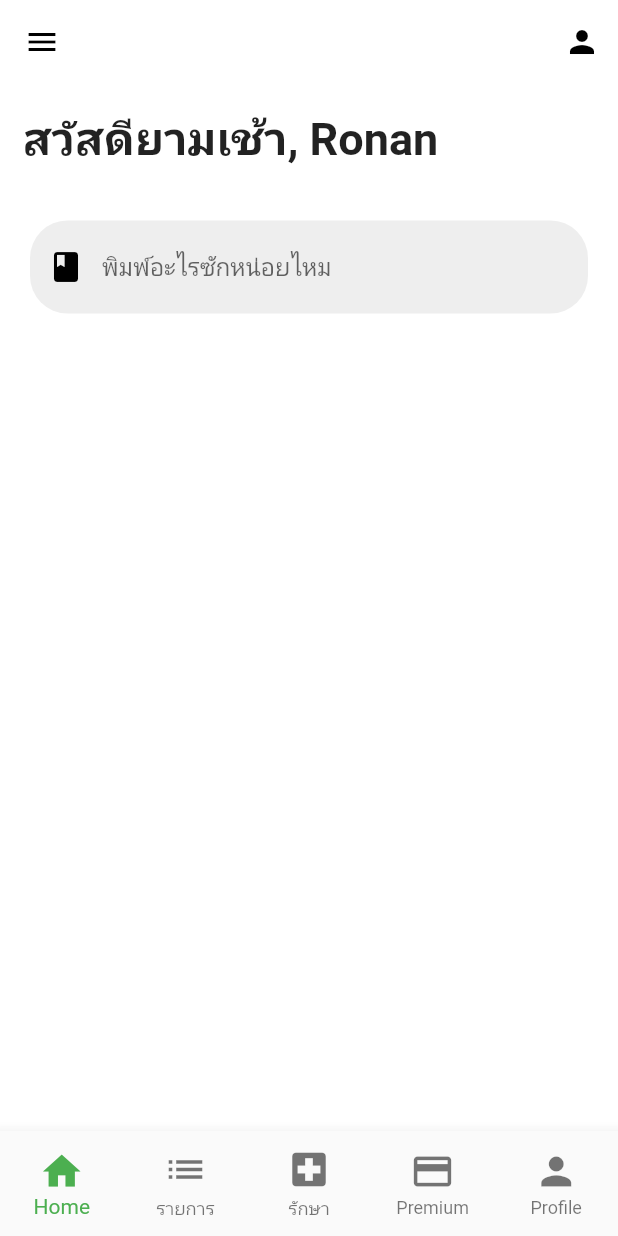
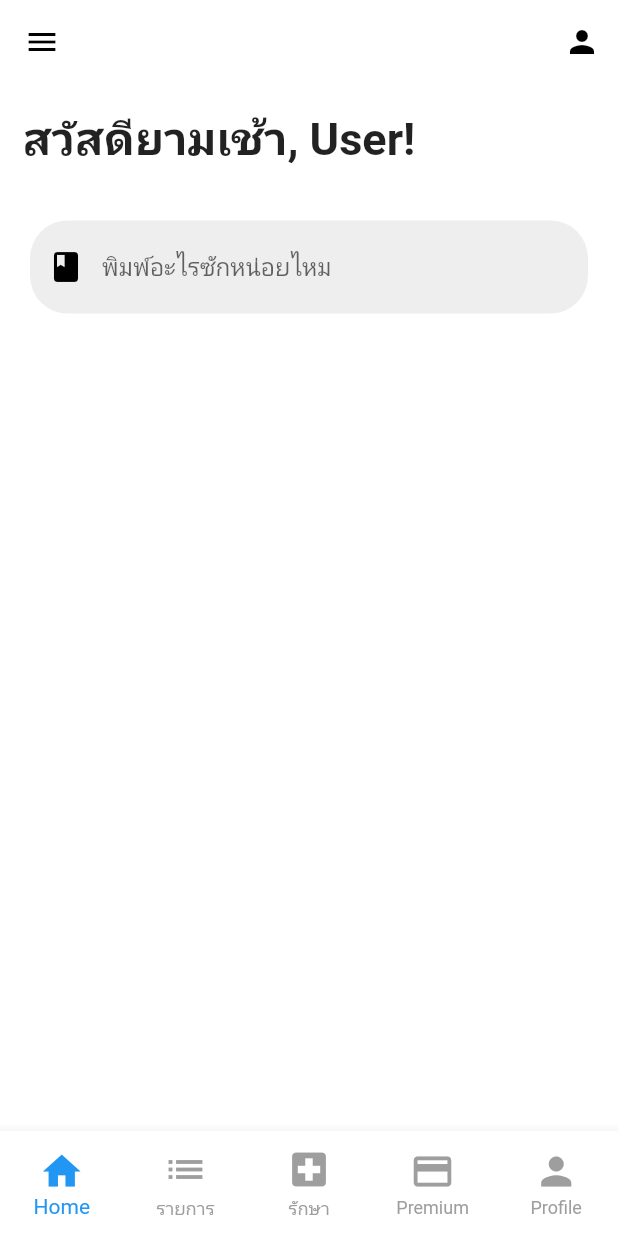
Before and after one commit to Zombie9904/MINEFUL, a Flutter app: the Home screen opened directly, on a phone screen of 412 x 824 dp. Run offline on Flutter 3.47's test engine with Material 2 defaults, Android fonts, the light colour scheme and no system bars.

Commit message:
Co-authored-by: Vidjad <Vidjad@users.noreply.github.com> Co-authored-by: IchiZero10 <IchiZero10@users.noreply.github.com>

```diff
--- a/lib/WelcomeScreen.dart
+++ b/lib/WelcomeScreen.dart
@@ -15,13 +15,15 @@ class _WelcomeScreenState extends State<WelcomeScreen> {
     return Scaffold(
       body: Stack(
         children: [
-          Container(
+          Expanded(
+            child: Container(
               decoration: BoxDecoration(
                   image: DecorationImage(
                       image: AssetImage('assets/images/BG5.png'),
                       fit: BoxFit.cover,
                       colorFilter:
                           ColorFilter.mode(Colors.white, BlendMode.darken))),
+            ),
           ), //พื้นหลัง
           Column(children: [
             SizedBox(
--- a/lib/screen/Home.dart
+++ b/lib/screen/Home.dart
@@ -29,7 +29,9 @@ class _HomeState extends State<Home> {
         height: 70,
         child: BottomNavigationBar(
           type: BottomNavigationBarType.fixed,
-          selectedItemColor: Colors.green,
+          selectedItemColor: Colors.blue,
+          unselectedItemColor: Colors.grey,
+          backgroundColor: Colors.white,
           iconSize: 30,
           currentIndex: currentIndex,
           onTap: (index) => setState(() => currentIndex = index),
--- a/lib/screen/P1.dart
+++ b/lib/screen/P1.dart
@@ -1,4 +1,6 @@
 import 'package:flutter/material.dart';
+import 'package:flutter_project_1/screen/Test.dart';
+import 'Test.dart';
 
 class P1 extends StatefulWidget {
   const P1({Key? key}) : super(key: key);
@@ -47,7 +49,12 @@ class _P1State extends State<P1> {
         leading: IconButton(
           icon: Icon(Icons.menu),
           color: Colors.black,
-          onPressed: () {},
+          onPressed: () {
+            Navigator.push(
+                context,
+                MaterialPageRoute(
+                    builder: (context) => Test())); //ไปสู่หน้าทดสอบ
+          },
         ),
         actions: [
           IconButton(
@@ -66,14 +73,16 @@ class _P1State extends State<P1> {
             Padding(
               padding: const EdgeInsets.all(15.0),
               child: Text(
-                Hello + "Ronan",
+                Hello + "User!",
                 style: TextStyle(fontSize: 30, fontWeight: FontWeight.bold),
               ),
             ),
             Container(
+              //กล่องกรอกข้อมูล
               child: Padding(
                 padding: const EdgeInsets.all(20.0),
-                child: TextFormField(
+                child: TextField(
+                  //ตัวกรอกข้อมูลจากผู้ใช้งาน
                   decoration: InputDecoration(
                     border: OutlineInputBorder(
                       borderRadius: BorderRadius.circular(25),
@@ -85,9 +94,11 @@ class _P1State extends State<P1> {
                     prefixIcon: Icon(
                       Icons.book,
                       color: Colors.black,
-                        ))),
                     ),
-            )
+                  ),
+                ),
+              ),
+            ),
           ],
         ),
       ),
```
Also changed, not shown: lib/screen/Test.dart (added, +58 -0 lines). Lines whose indentation alone changed are shown as unchanged.
